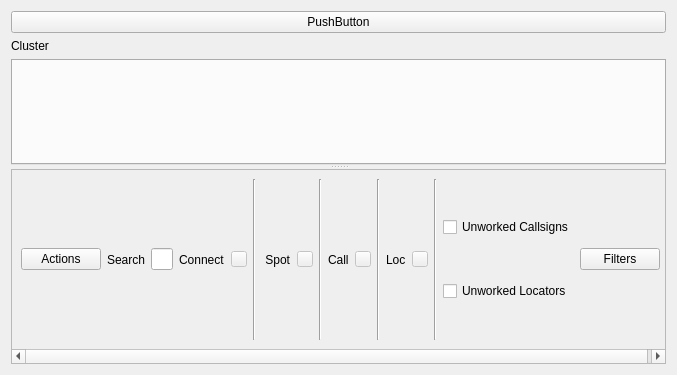
The window that mqt/MqtLogger/clusterclientframe.ui (Rsclub22/Minos2-Mirror) describes before a commit, drawn with Qt 5.
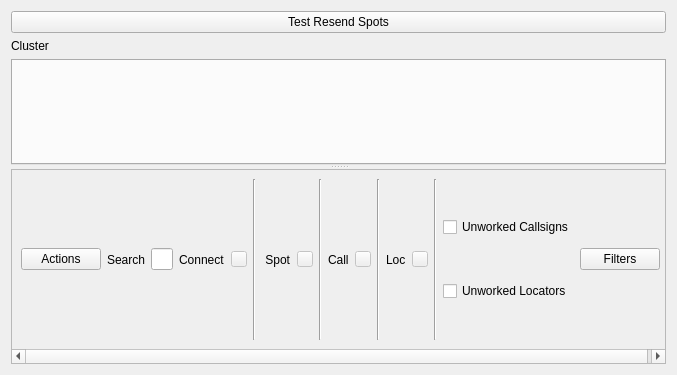
The same window after the commit. Custom widgets are drawn as their Qt base class.

Commit message: add bandmap to resend spot request at start of frame

Patch:
```diff
--- a/mqt/MqtLogger/clusterclientframe.ui
+++ b/mqt/MqtLogger/clusterclientframe.ui
@@ -36,7 +36,7 @@
        <item>
         <widget class="QPushButton" name="pushButton">
          <property name="text">
-          <string>PushButton</string>
+          <string>Test Resend Spots</string>
          </property>
         </widget>
        </item>
```
Left out of the diff: 4 changed lines with no effect on the pictures. The commit also changes 17 other files.
